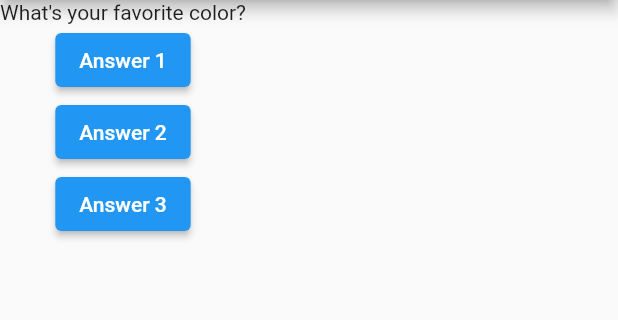
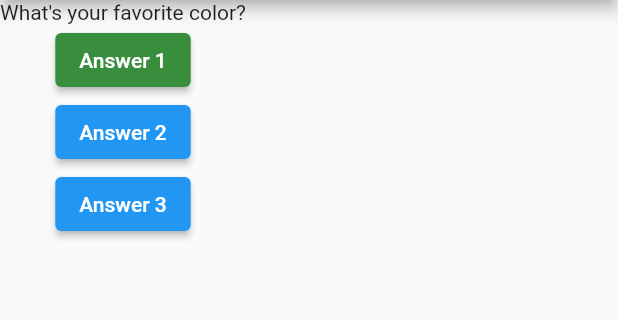
Before and after one commit to bangsikishan/Flutter_Practice, a Flutter app: the screen it shows after launch, on a phone screen of 412 x 824 dp, the part 84-404 px from its top. Run offline on Flutter 3.47's test engine with Material 2 defaults, Android fonts, the phone set to English and light mode, and no system bars.

```diff
--- a/lib/main.dart
+++ b/lib/main.dart
@@ -41,6 +41,9 @@ class _MyAppState extends State<MyApp> {
             children: [
               Question(questions.elementAt(_questionIndex)),
               ElevatedButton(
+                style: ButtonStyle(
+                    backgroundColor:
+                        MaterialStateProperty.all(Colors.green[700])),
                 onPressed: () => _answerQuestion(),
                 child: const Text("Answer 1"),
               ),
```
